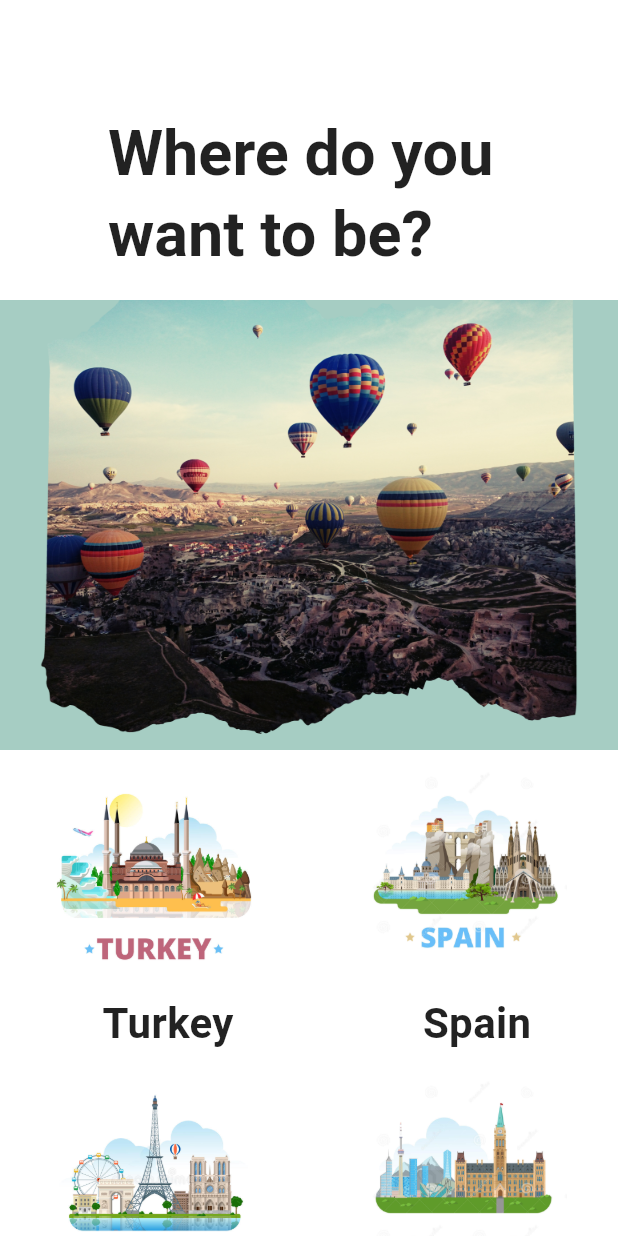
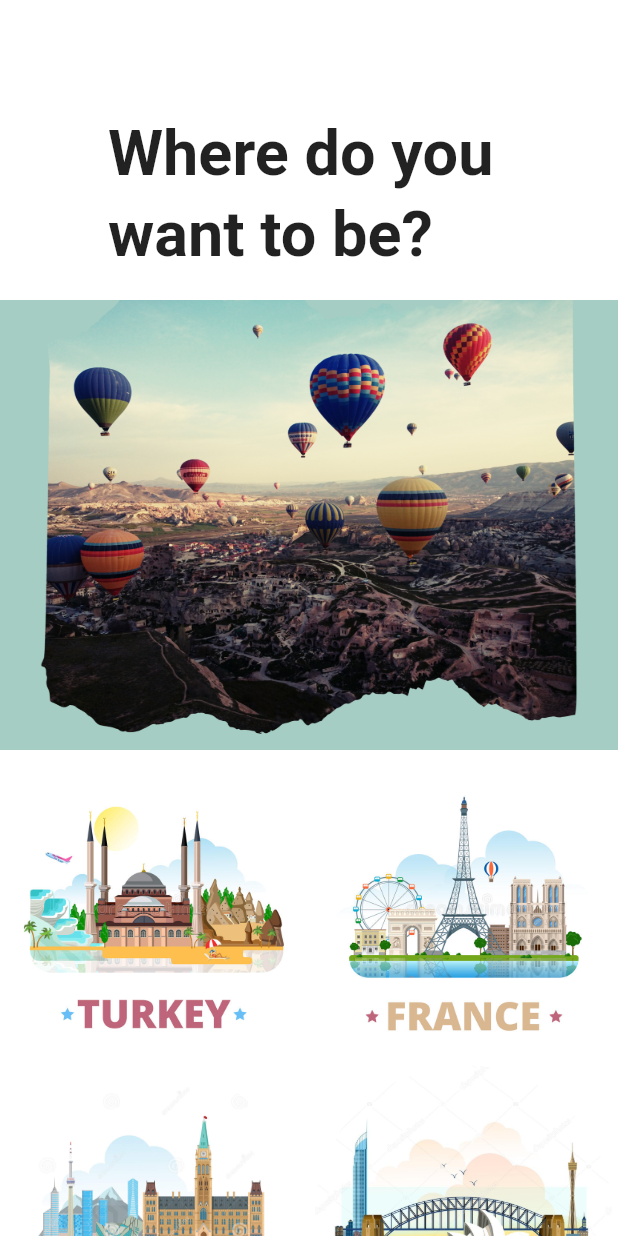
Before and after one commit to Ozgunak/travel-suggestion-flutter, a Flutter app: the screen it shows after launch, on a phone screen of 412 x 824 dp. Run offline on Flutter 3.47's test engine with Material 2 defaults, Android fonts, the light colour scheme and no system bars; our stand-ins replace google_fonts; Roboto replaces fonts that are missing (Neucha).

Commit message:
update model data and screen ui

```diff
--- a/lib/Screens/welcome.dart
+++ b/lib/Screens/welcome.dart
@@ -57,13 +57,11 @@ class WelcomeScreen extends StatelessWidget {
             ),
           ),
           SliverToBoxAdapter(
-            child: Container(
             child: Column(
               mainAxisAlignment: MainAxisAlignment.spaceBetween,
               children: [
                 GridView.builder(
-                    gridDelegate:
-                        const SliverGridDelegateWithFixedCrossAxisCount(
+                  gridDelegate: const SliverGridDelegateWithFixedCrossAxisCount(
                       crossAxisCount: 2),
                   shrinkWrap: true,
                   physics: const NeverScrollableScrollPhysics(),
@@ -71,7 +69,6 @@ class WelcomeScreen extends StatelessWidget {
                   itemBuilder: (context, index) {
                     return GestureDetector(
                         onTap: () {
-                            print('tapped $index');
                           Navigator.pushNamed(
                             context,
                             CatalogScreen.routeName,
@@ -82,7 +79,6 @@ class WelcomeScreen extends StatelessWidget {
                   },
                 ),
               ],
-              ),
             ),
           ),
         ],
@@ -119,18 +115,18 @@ Widget countryCardWidget(int index) {
             ),
           ),
         ),
-        const SizedBox(height: 10),
-        Padding(
-          padding: const EdgeInsets.only(left: 18.0),
-          child: Text(
-            CountryData.countries[index].name,
-            style: GoogleFonts.neucha(
-              fontSize: 28,
-              fontWeight: FontWeight.w700,
-              color: Colors.black87,
-            ),
-          ),
-        ),
+        // const SizedBox(height: 10),
+        // Padding(
+        //   padding: const EdgeInsets.only(left: 18.0),
+        //   child: Text(
+        //     CountryData.countries[index].name,
+        //     style: GoogleFonts.neucha(
+        //       fontSize: 28,
+        //       fontWeight: FontWeight.w700,
+        //       color: Colors.black87,
+        //     ),
+        //   ),
+        // ),
       ],
     ),
   );
--- a/lib/models/country-model.dart
+++ b/lib/models/country-model.dart
@@ -1,5 +1,4 @@
 class CountryModel {
-  final int id;
   final String name;
   final String imagePath;
   final Map<String, List<String>> hotels;
@@ -7,7 +6,6 @@ class CountryModel {
   final Map<String, List<String>> activities;
 
   CountryModel({
-    required this.id,
     required this.name,
     required this.imagePath,
     required this.hotels,
@@ -34,7 +32,6 @@ class CountryData {
 // Food & Drink: Sampling delicious Turkish cuisine
 
     CountryModel(
-        id: 0,
         name: 'Turkey',
         imagePath: 'assets/images/ic_tur.jpeg',
         hotels: {
@@ -79,67 +76,7 @@ class CountryData {
             'Sampling delicious Turkish cuisine',
           ],
         }),
-// Spain:
-// Attractions:
-//
-// Architectural: La Sagrada Familia, Park Güell, The Alhambra
-// Museums: The Prado Museum, Guggenheim Museum Bilbao
-// City Squares & Streets: Plaza Mayor, Madrid, La Rambla, Barcelona
-// Hotels:
-//
-// Luxury: Hotel Alfonso XIII, Seville, Mandarin Oriental, Barcelona, Hotel Ritz, Madrid
-// Historic: Gran Hotel Miramar, Malaga
-// Activities:
-//
-// Entertainment: Attending a flamenco show
-// Food & Drink: Wine tasting and vineyard tours, exploring Spanish cuisine through tapas
-// Cultural: Visiting historic sites, such as the Alhambra
-// Leisure: Enjoying the beaches and nightlife of Ibiza
 
-    CountryModel(
-        id: 1,
-        name: 'Spain',
-        imagePath: 'assets/images/ic_spa.png',
-        hotels: {
-          'Luxury': [
-            'Hotel Alfonso XIII, Seville',
-            'Mandarin Oriental, Barcelona',
-            'Hotel Ritz, Madrid',
-          ],
-          'Historic': [
-            'Gran Hotel Miramar, Malaga',
-          ],
-        },
-        attractions: {
-          'Architectural': [
-            'La Sagrada Familia',
-            'Park Güell',
-            'The Alhambra',
-          ],
-          'Museums': [
-            'The Prado Museum',
-            'Guggenheim Museum Bilbao',
-          ],
-          'City Squares & Streets': [
-            'Plaza Mayor, Madrid',
-            'La Rambla, Barcelona',
-          ],
-        },
-        activities: {
-          'Entertainment': [
-            'Attending a flamenco show',
-          ],
-          'Food & Drink': [
-            'Wine tasting and vineyard tours',
-            'Exploring Spanish cuisine through tapas',
-          ],
-          'Cultural': [
-            'Visiting historic sites, such as the Alhambra',
-          ],
-          'Leisure': [
-            'Enjoying the beaches and nightlife of Ibiza',
-          ],
-        }),
 // France:
 // Attractions:
 //
@@ -157,7 +94,6 @@ class CountryData {
 // Nature: Visiting the lavender fields of Provence
 // Cultural: Exploring the art galleries and museums of Paris
     CountryModel(
-        id: 2,
         name: 'France',
         imagePath: 'assets/images/ic_fra.jpeg',
         hotels: {
@@ -218,7 +154,6 @@ class CountryData {
 // Leisure: Discovering Canadian cuisine, visiting wineries in the Okanagan Valley
 // Wildlife: Whale watching, polar bear spotting in Churchill
     CountryModel(
-        id: 3,
         name: 'Canada',
         imagePath: 'assets/images/ic_can.png',
         hotels: {
@@ -285,7 +220,6 @@ class CountryData {
 // Leisure: Visiting Australian wineries, exploring Sydney and Melbourne
 // Wildlife: Watching kangaroos, koalas, and other native species
     CountryModel(
-        id: 4,
         name: 'Australia',
         imagePath: 'assets/images/ic_aus.jpeg',
         hotels: {
@@ -334,7 +268,61 @@ class CountryData {
             'Watching kangaroos, koalas, and other native species',
           ],
         }),
+// Spain:
+// Attractions:
+//
+// Architectural: La Sagrada Familia, Park Güell, The Alhambra
+// Museums: The Prado Museum, Guggenheim Museum Bilbao
+// City Squares & Streets: Plaza Mayor, Madrid, La Rambla, Barcelona
+// Hotels:
+//
+// Luxury: Hotel Alfonso XIII, Seville, Mandarin Oriental, Barcelona, Hotel Ritz, Madrid
+// Historic: Gran Hotel Miramar, Malaga
+// Activities:
+//
+// Entertainment: Attending a flamenco show
+// Food & Drink: Wine tasting and vineyard tours, exploring Spanish cuisine through tapas
+// Cultural: Visiting historic sites, such as the Alhambra
+// Leisure: Enjoying the beaches and nightlife of Ibiza
 
+    CountryModel(name: 'Spain', imagePath: 'assets/images/ic_spa.png', hotels: {
+      'Luxury': [
+        'Hotel Alfonso XIII, Seville',
+        'Mandarin Oriental, Barcelona',
+        'Hotel Ritz, Madrid',
+      ],
+      'Historic': [
+        'Gran Hotel Miramar, Malaga',
+      ],
+    }, attractions: {
+      'Architectural': [
+        'La Sagrada Familia',
+        'Park Güell',
+        'The Alhambra',
+      ],
+      'Museums': [
+        'The Prado Museum',
+        'Guggenheim Museum Bilbao',
+      ],
+      'City Squares & Streets': [
+        'Plaza Mayor, Madrid',
+        'La Rambla, Barcelona',
+      ],
+    }, activities: {
+      'Entertainment': [
+        'Attending a flamenco show',
+      ],
+      'Food & Drink': [
+        'Wine tasting and vineyard tours',
+        'Exploring Spanish cuisine through tapas',
+      ],
+      'Cultural': [
+        'Visiting historic sites, such as the Alhambra',
+      ],
+      'Leisure': [
+        'Enjoying the beaches and nightlife of Ibiza',
+      ],
+    }),
 // Germany:
 // Attractions:
 //
@@ -353,7 +341,6 @@ class CountryData {
 // Leisure: Driving on the Autobahn, shopping in Berlin and Munich
 // Nature: Hiking in the Black Forest, cruising along the Rhine River
     CountryModel(
-        id: 6,
         name: 'Germany',
         imagePath: 'assets/images/ic_ger.png',
         hotels: {
@@ -421,7 +408,6 @@ class CountryData {
 // Food & Drink: Sampling Filipino cuisine, including adobo, sinigang, and lechon
 // write example philippines CountryModel
     CountryModel(
-        id: 7,
         name: 'Philippines',
         imagePath: 'assets/images/ic_phi.jpeg',
         hotels: {
```
Lines whose indentation alone changed are shown as unchanged.
